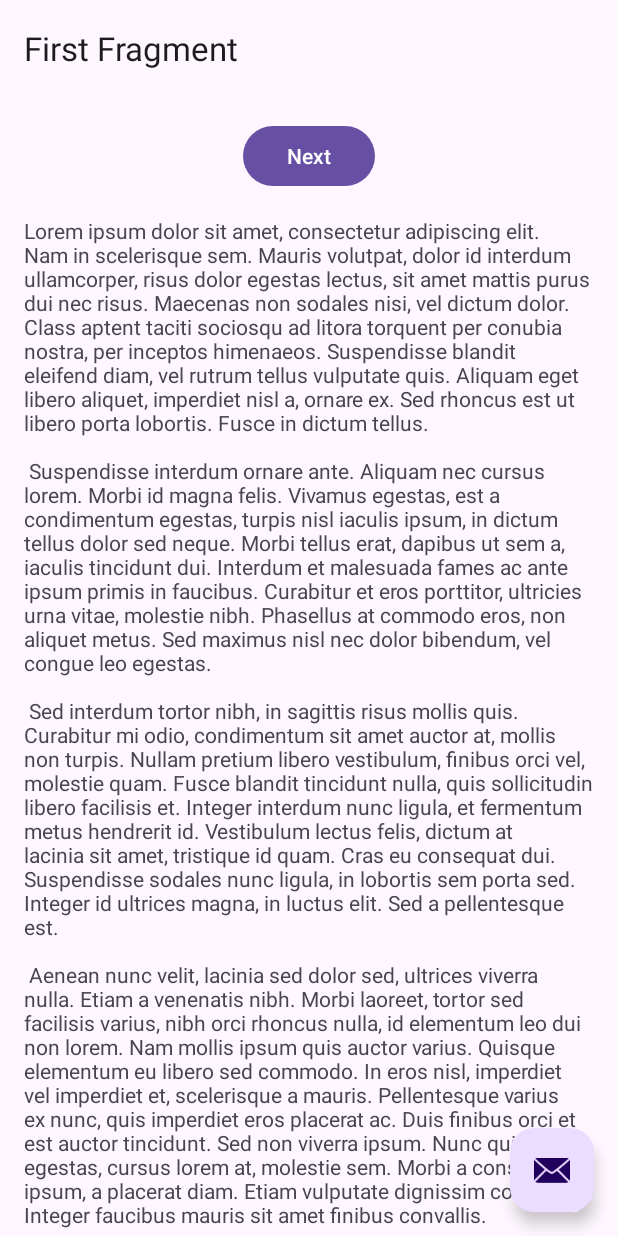
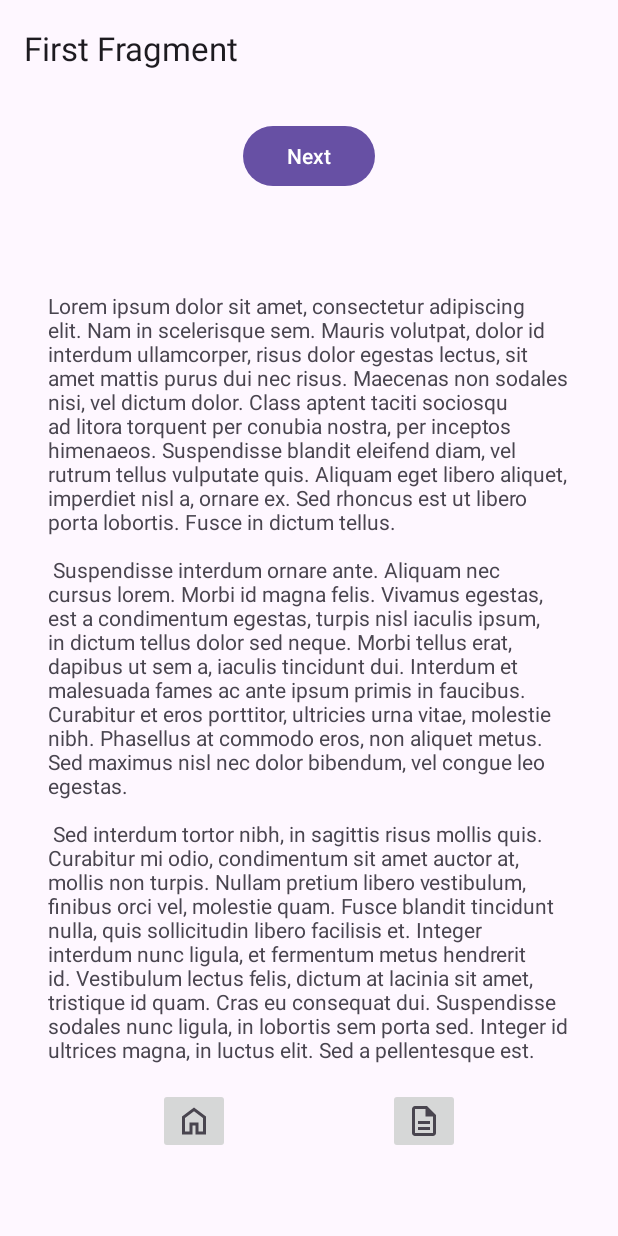
Before and after one commit to vlads4ever/AndroidNoteApp, an Android app: the screen it shows after launch (BaseActivity), on a phone screen of 412 x 824 dp. Run offline under Robolectric (Android 15) with nearby library versions, the phone set to English and light mode, and no system bars; our stand-ins replace navigation-ui.

Commit message:
Making layout

```diff
--- a/NoteApp/app/src/main/AndroidManifest.xml
+++ b/NoteApp/app/src/main/AndroidManifest.xml
@@ -11,7 +11,7 @@
         android:roundIcon="@mipmap/ic_launcher_round"
         android:supportsRtl="true"
         android:theme="@style/Theme.NoteApp"
-        tools:targetApi="31">
+        tools:targetApi="34">
         <activity
             android:name=".BaseActivity"
             android:exported="true"
@@ -25,6 +25,7 @@
         <activity
             android:name=".MainActivity"
             android:exported="true">
+
         </activity>
     </application>
 
--- a/NoteApp/app/src/main/java/com/example/noteapp/BaseActivity.kt
+++ b/NoteApp/app/src/main/java/com/example/noteapp/BaseActivity.kt
@@ -1,7 +1,6 @@
 package com.example.noteapp
 
 import android.os.Bundle
-import com.google.android.material.snackbar.Snackbar
 import androidx.appcompat.app.AppCompatActivity
 import androidx.navigation.findNavController
 import androidx.navigation.ui.AppBarConfiguration
@@ -26,10 +25,12 @@ class BaseActivity : AppCompatActivity() {
         appBarConfiguration = AppBarConfiguration(navController.graph)
         setupActionBarWithNavController(navController, appBarConfiguration)
 
-        binding.fab.setOnClickListener { view ->
-            Snackbar.make(view, "Replace with your own action", Snackbar.LENGTH_LONG)
-                .setAction("Action", null)
-                .setAnchorView(R.id.fab).show()
+        binding.homeButton.setOnClickListener {
+
+        }
+
+        binding.notesButton.setOnClickListener {
+
         }
     }
 
--- /dev/null
+++ b/NoteApp/app/src/main/res/drawable/home_24px.xml
@@ -0,0 +1,10 @@
+<vector xmlns:android="http://schemas.android.com/apk/res/android"
+    android:width="24dp"
+    android:height="24dp"
+    android:viewportWidth="960"
+    android:viewportHeight="960"
+    android:tint="?attr/colorControlNormal">
+  <path
+      android:fillColor="@android:color/white"
+      android:pathData="M240,760L360,760L360,520L600,520L600,760L720,760L720,400L480,220L240,400L240,760ZM160,840L160,360L480,120L800,360L800,840L520,840L520,600L440,600L440,840L160,840ZM480,490L480,490L480,490L480,490L480,490L480,490L480,490L480,490L480,490L480,490Z"/>
+</vector>
--- /dev/null
+++ b/NoteApp/app/src/main/res/drawable/notes_24px.xml
@@ -0,0 +1,10 @@
+<vector xmlns:android="http://schemas.android.com/apk/res/android"
+    android:width="24dp"
+    android:height="24dp"
+    android:viewportWidth="960"
+    android:viewportHeight="960"
+    android:tint="?attr/colorControlNormal">
+  <path
+      android:fillColor="@android:color/white"
+      android:pathData="M320,720L640,720L640,640L320,640L320,720ZM320,560L640,560L640,480L320,480L320,560ZM240,880Q207,880 183.5,856.5Q160,833 160,800L160,160Q160,127 183.5,103.5Q207,80 240,80L560,80L800,320L800,800Q800,833 776.5,856.5Q753,880 720,880L240,880ZM520,360L520,160L240,160Q240,160 240,160Q240,160 240,160L240,800Q240,800 240,800Q240,800 240,800L720,800Q720,800 720,800Q720,800 720,800L720,360L520,360ZM240,160L240,160L240,360L240,360L240,160L240,360L240,360L240,800Q240,800 240,800Q240,800 240,800L240,800Q240,800 240,800Q240,800 240,800L240,160Q240,160 240,160Q240,160 240,160Z"/>
+</vector>
--- a/NoteApp/app/src/main/res/layout/activity_base.xml
+++ b/NoteApp/app/src/main/res/layout/activity_base.xml
@@ -19,15 +19,53 @@
 
     </com.google.android.material.appbar.AppBarLayout>
 
-    <include layout="@layout/content_base" />
+<!--    <include layout="@layout/content_base" />-->
+    <androidx.constraintlayout.widget.ConstraintLayout
+        android:layout_width="match_parent"
+        android:layout_height="match_parent"
+        app:layout_behavior="@string/appbar_scrolling_view_behavior">
 
-    <com.google.android.material.floatingactionbutton.FloatingActionButton
-        android:id="@+id/fab"
-        android:layout_width="wrap_content"
-        android:layout_height="wrap_content"
-        android:layout_gravity="bottom|end"
-        android:layout_marginEnd="@dimen/fab_margin"
-        android:layout_marginBottom="16dp"
-        app:srcCompat="@android:drawable/ic_dialog_email" />
+        <fragment
+            android:id="@+id/nav_host_fragment_content_base"
+            android:name="androidx.navigation.fragment.NavHostFragment"
+            android:layout_width="0dp"
+            android:layout_height="0dp"
+            app:layout_constraintHeight_percent="0.87"
+            app:defaultNavHost="true"
+            app:layout_constraintBottom_toBottomOf="@id/barrier"
+            app:layout_constraintEnd_toEndOf="parent"
+            app:layout_constraintStart_toStartOf="parent"
+            app:layout_constraintTop_toTopOf="parent"
+            app:navGraph="@navigation/nav_graph" />
+
+        <androidx.constraintlayout.widget.Barrier
+            android:id="@+id/barrier"
+            android:layout_width="0dp"
+            android:layout_height="wrap_content"
+            android:orientation="horizontal"
+            app:barrierDirection="top"
+            app:constraint_referenced_ids="home_button, notes_button"/>
+
+        <ImageButton
+            android:id="@+id/home_button"
+            android:layout_width="wrap_content"
+            android:layout_height="wrap_content"
+            android:contentDescription="@string/home_button"
+            android:src="@drawable/home_24px"
+            app:layout_constraintTop_toTopOf="@id/barrier"
+            app:layout_constraintStart_toStartOf="parent"
+            app:layout_constraintEnd_toStartOf="@id/notes_button"/>
+
+        <ImageButton
+            android:id="@+id/notes_button"
+            android:layout_width="wrap_content"
+            android:layout_height="wrap_content"
+            android:contentDescription="@string/notes_button"
+            android:src="@drawable/notes_24px"
+            app:layout_constraintTop_toTopOf="@id/barrier"
+            app:layout_constraintStart_toEndOf="@id/home_button"
+            app:layout_constraintEnd_toEndOf="parent"/>
+
+    </androidx.constraintlayout.widget.ConstraintLayout>
 
 </androidx.coordinatorlayout.widget.CoordinatorLayout>
--- a/NoteApp/app/src/main/res/layout/content_base.xml
+++ b/NoteApp/app/src/main/res/layout/content_base.xml
@@ -10,10 +10,40 @@
         android:name="androidx.navigation.fragment.NavHostFragment"
         android:layout_width="0dp"
         android:layout_height="0dp"
+        app:layout_constraintHeight_percent="0.87"
         app:defaultNavHost="true"
-        app:layout_constraintBottom_toBottomOf="parent"
+        app:layout_constraintBottom_toBottomOf="@id/barrier"
         app:layout_constraintEnd_toEndOf="parent"
         app:layout_constraintStart_toStartOf="parent"
         app:layout_constraintTop_toTopOf="parent"
         app:navGraph="@navigation/nav_graph" />
+
+    <androidx.constraintlayout.widget.Barrier
+        android:id="@+id/barrier"
+        android:layout_width="0dp"
+        android:layout_height="wrap_content"
+        android:orientation="horizontal"
+        app:barrierDirection="top"
+        app:constraint_referenced_ids="home_button, notes_button"/>
+
+    <ImageButton
+        android:id="@+id/home_button"
+        android:layout_width="wrap_content"
+        android:layout_height="wrap_content"
+        android:contentDescription="@string/home_button"
+        android:src="@drawable/home_24px"
+        app:layout_constraintTop_toTopOf="@id/barrier"
+        app:layout_constraintStart_toStartOf="parent"
+        app:layout_constraintEnd_toStartOf="@id/notes_button"/>
+
+    <ImageButton
+        android:id="@+id/notes_button"
+        android:layout_width="wrap_content"
+        android:layout_height="wrap_content"
+        android:contentDescription="@string/notes_button"
+        android:src="@drawable/notes_24px"
+        app:layout_constraintTop_toTopOf="@id/barrier"
+        app:layout_constraintStart_toEndOf="@id/home_button"
+        app:layout_constraintEnd_toEndOf="parent"/>
+
 </androidx.constraintlayout.widget.ConstraintLayout>
--- a/NoteApp/app/src/main/res/layout/fragment_first.xml
+++ b/NoteApp/app/src/main/res/layout/fragment_first.xml
@@ -16,20 +16,31 @@
             android:layout_width="wrap_content"
             android:layout_height="wrap_content"
             android:text="@string/next"
-            app:layout_constraintBottom_toTopOf="@id/textview_first"
+            app:layout_constraintBottom_toTopOf="@id/scrollView_first"
             app:layout_constraintEnd_toEndOf="parent"
             app:layout_constraintStart_toStartOf="parent"
             app:layout_constraintTop_toTopOf="parent" />
 
-        <TextView
-            android:id="@+id/textview_first"
-            android:layout_width="wrap_content"
-            android:layout_height="wrap_content"
-            android:layout_marginTop="16dp"
-            android:text="@string/lorem_ipsum"
+        <ScrollView
+            android:id="@+id/scrollView_first"
+            android:layout_width="match_parent"
+            android:layout_height="match_parent"
+            android:layout_marginTop="50dp"
+            android:layout_marginBottom="50dp"
+            android:layout_marginLeft="16dp"
+            android:layout_marginRight="16dp"
             app:layout_constraintBottom_toBottomOf="parent"
-            app:layout_constraintEnd_toEndOf="parent"
-            app:layout_constraintStart_toStartOf="parent"
-            app:layout_constraintTop_toBottomOf="@id/button_first" />
+            app:layout_constraintLeft_toLeftOf="parent"
+            app:layout_constraintRight_toRightOf="parent"
+            app:layout_constraintTop_toBottomOf="@id/button_first">
+
+            <TextView
+                android:id="@+id/textview_first"
+                android:layout_width="wrap_content"
+                android:layout_height="wrap_content"
+                android:layout_marginTop="16dp"
+                android:text="@string/lorem_ipsum" />
+        </ScrollView>
+
     </androidx.constraintlayout.widget.ConstraintLayout>
 </androidx.core.widget.NestedScrollView>
--- a/NoteApp/app/src/main/res/values/strings.xml
+++ b/NoteApp/app/src/main/res/values/strings.xml
@@ -42,4 +42,6 @@
         libero vel nunc consequat, quis tincidunt nisl eleifend. Cras bibendum enim a justo luctus
         vestibulum. Fusce dictum libero quis erat maximus, vitae volutpat diam dignissim.
     </string>
+    <string name="home_button">Home</string>
+    <string name="notes_button">Notes</string>
 </resources>
```
